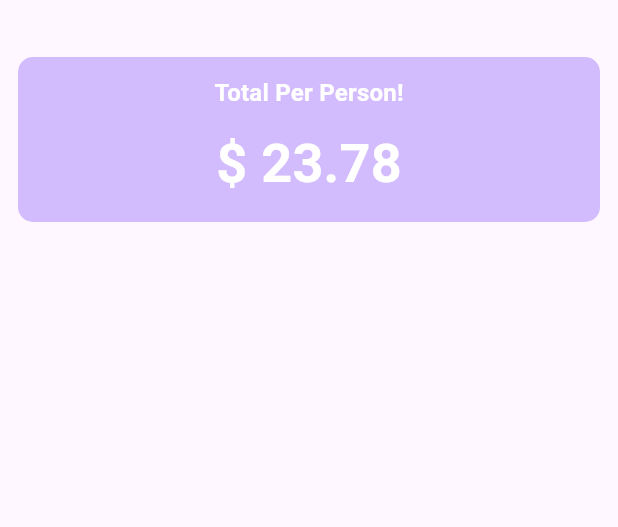
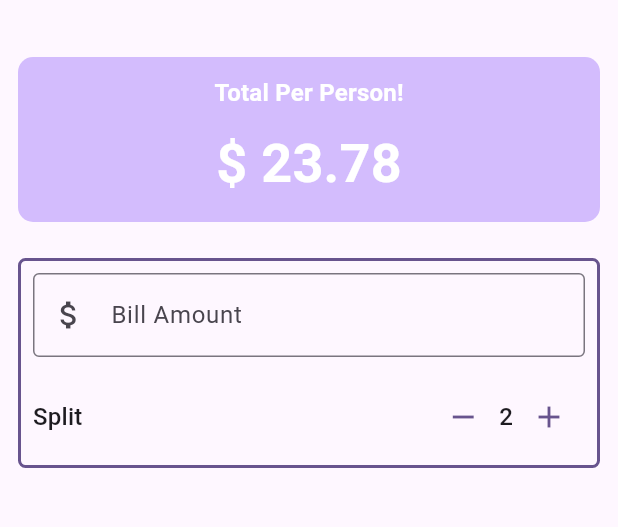
Before and after one commit to PradeepVerma-55/utip_app, a Flutter app: the screen it shows after launch, on a phone screen of 412 x 824 dp, the part 63-590 px from its top. Run offline on Flutter 3.47's test engine with Material 3 defaults, Android fonts, the light colour scheme and no system bars.

Commit message:
creating a solit bill section

```diff
--- a/lib/main.dart
+++ b/lib/main.dart
@@ -20,6 +20,7 @@ class MyApp extends StatelessWidget {
     );
   }
 }
+
 class UTip extends StatefulWidget {
   const UTip({super.key});
 
@@ -31,7 +32,8 @@ class _UTipState extends State<UTip> {
   @override
   Widget build(BuildContext context) {
     var theme = Theme.of(context);
-    final style=theme.textTheme.titleMedium!.copyWith(
+
+    final style = theme.textTheme.titleMedium!.copyWith(
       color: theme.colorScheme.onPrimary,
       fontWeight: FontWeight.bold,
     );
@@ -51,16 +53,62 @@ class _UTipState extends State<UTip> {
               ),
               child: Column(
                 children: [
+                  Text('Total Per Person!', style: style),
+                  SizedBox(height: 8),
                   Text(
-                    'Total Per Person!',
-                    style: style,
+                    "\$ 23.78",
+                    style: style.copyWith(
+                      color: theme.colorScheme.onPrimary,
+                      fontSize: theme.textTheme.displaySmall?.fontSize,
+                    ),
                   ),
-                  SizedBox(height: 8),
-                  Text("\$ 23.78",
-                  style: style.copyWith(
-                    color: theme.colorScheme.onPrimary,
-                    fontSize: theme.textTheme.displaySmall?.fontSize,
-                    )),
+                ],
+              ),
+            ),
+            const SizedBox(height: 24),
+            Container(
+              padding: const EdgeInsets.all(8),
+              decoration: BoxDecoration(
+                borderRadius: BorderRadius.circular(5),
+                border: Border.all(color: theme.colorScheme.primary, width: 2),
+              ),
+              child: Column(
+                children: [
+                  TextField(
+                    decoration: InputDecoration(
+                      border: OutlineInputBorder(),
+                      prefixIcon: Icon(Icons.attach_money),
+                      labelText: 'Bill Amount',
+                    ),
+                    keyboardType: TextInputType.number,
+                    onChanged: (String value) {
+                      // Handle bill amount change
+                      print('Bill Amount: $value');
+                    },
+                  ),
+                  //Split the bill Area
+                  SizedBox(height: 16),
+                  Row(
+                    mainAxisAlignment: MainAxisAlignment.spaceBetween,
+                    children: [
+                      Text("Split", style: theme.textTheme.titleMedium),
+                      Row(
+                        children: [
+                          IconButton(
+                            color: theme.colorScheme.primary,
+                            onPressed: () => {},
+                            icon: const Icon(Icons.remove),
+                          ),
+                          Text("2", style: theme.textTheme.titleMedium),
+                          IconButton(
+                            color: theme.colorScheme.primary,
+                            onPressed: () => {},
+                            icon: const Icon(Icons.add),
+                          ),
+                        ],
+                      ),
+                    ],
+                  ),
                 ],
               ),
             ),
```
